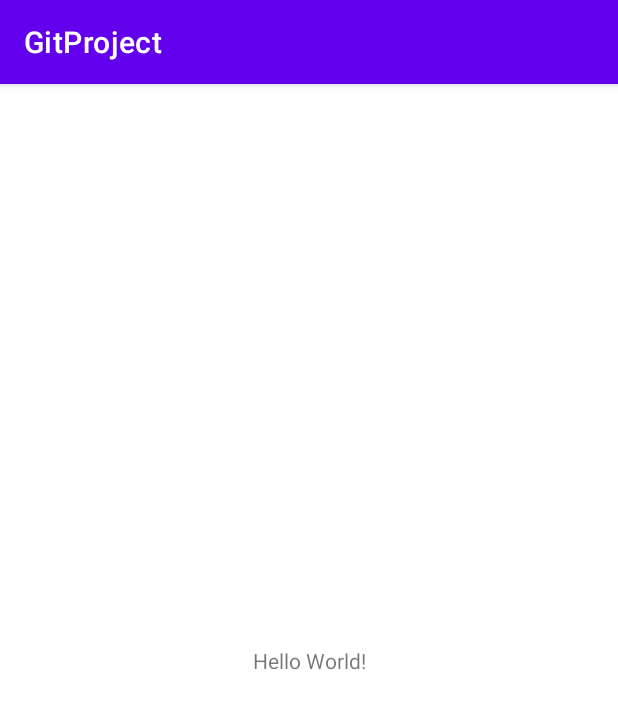
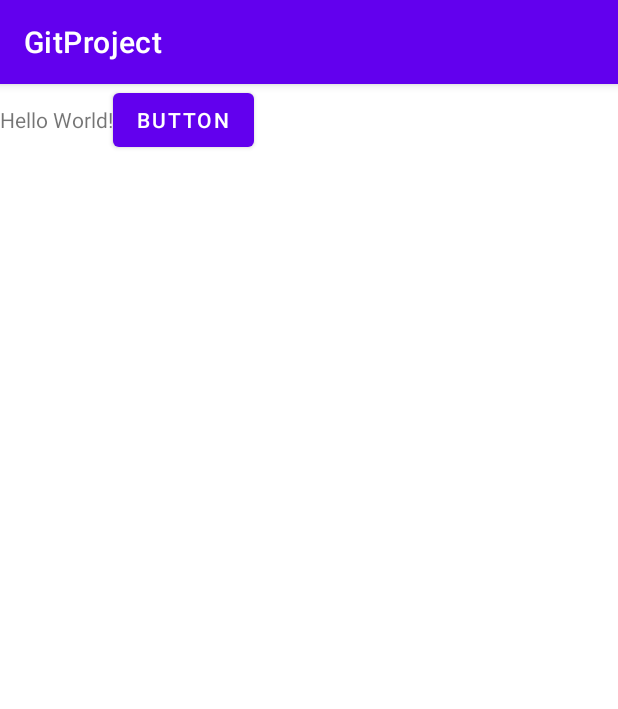
Before and after one commit to Nirav-5443/Android, an Android app: the screen it shows after launch (MainActivity), on a phone screen of 412 x 824 dp. Shown: the top 709 px of the screen. Run offline under Robolectric (Android 15) with nearby library versions, the phone set to English and light mode, and no system bars.

Commit message:
Second Commit

```diff
--- a/app/src/main/java/com/example/gitproject/MainActivity.kt
+++ b/app/src/main/java/com/example/gitproject/MainActivity.kt
@@ -2,10 +2,17 @@ package com.example.gitproject
 
 import androidx.appcompat.app.AppCompatActivity
 import android.os.Bundle
+import android.widget.Button
+import android.widget.Toast
 
 class MainActivity : AppCompatActivity() {
     override fun onCreate(savedInstanceState: Bundle?) {
         super.onCreate(savedInstanceState)
         setContentView(R.layout.activity_main)
+        var btn : Button = findViewById(R.id.btn1)
+        btn.setOnClickListener {
+            Toast.makeText(applicationContext, "Hello to Android", Toast.LENGTH_LONG).show()
+
+        }
     }
 }
--- a/app/src/main/res/layout/activity_main.xml
+++ b/app/src/main/res/layout/activity_main.xml
@@ -1,5 +1,5 @@
 <?xml version="1.0" encoding="utf-8"?>
-<androidx.constraintlayout.widget.ConstraintLayout xmlns:android="http://schemas.android.com/apk/res/android"
+<LinearLayout xmlns:android="http://schemas.android.com/apk/res/android"
     xmlns:app="http://schemas.android.com/apk/res-auto"
     xmlns:tools="http://schemas.android.com/tools"
     android:layout_width="match_parent"
@@ -15,4 +15,12 @@
         app:layout_constraintRight_toRightOf="parent"
         app:layout_constraintTop_toTopOf="parent" />
 
-</androidx.constraintlayout.widget.ConstraintLayout>
+    <Button
+        android:id="@+id/btn1"
+        android:layout_width="wrap_content"
+        android:layout_height="wrap_content"
+        android:text="Button"
+        tools:layout_editor_absoluteX="168dp"
+        tools:layout_editor_absoluteY="393dp" />
+
+</LinearLayout>
```
